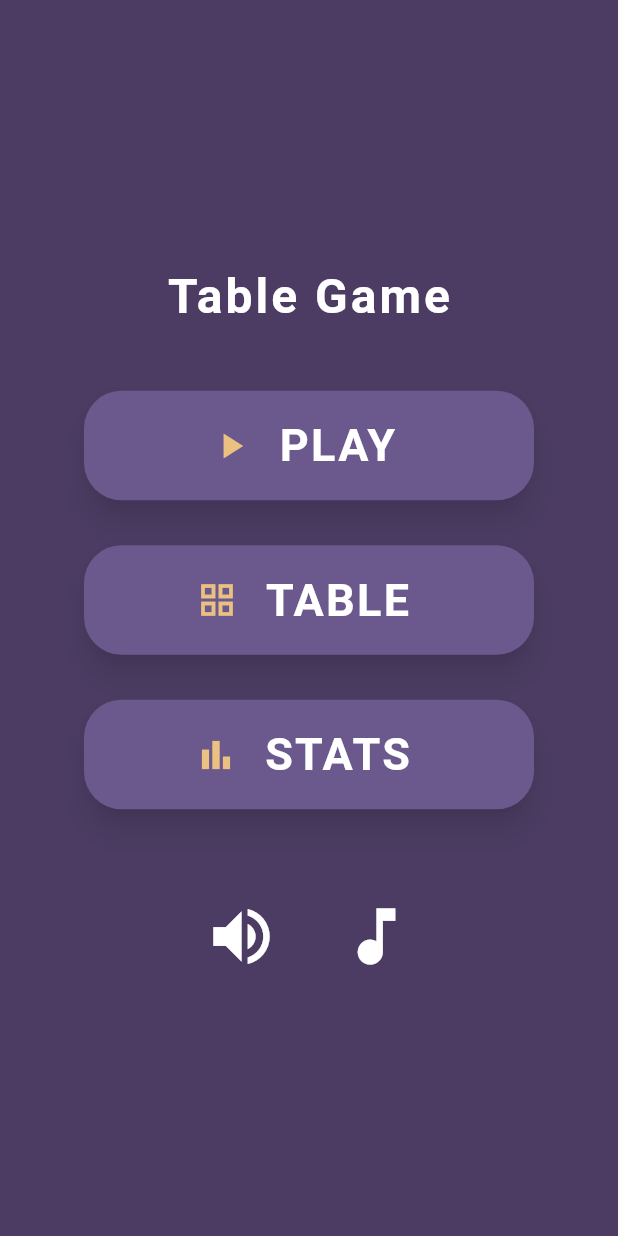
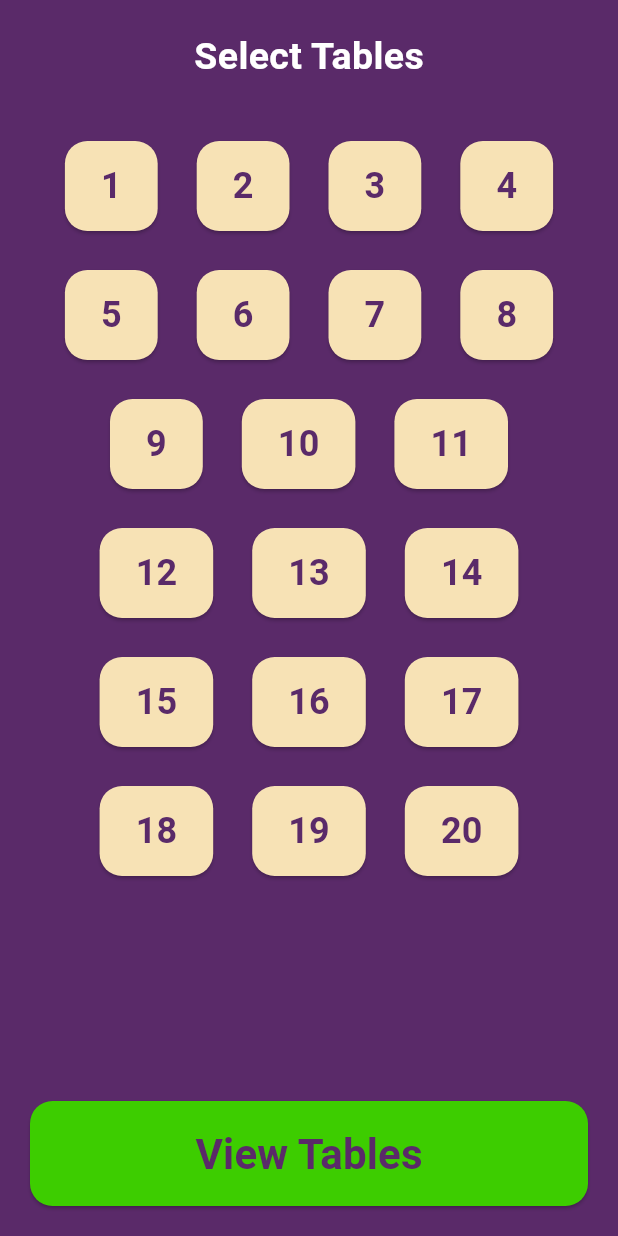
Before and after one commit to himal-13/table-game, a Flutter app: the screen it shows after launch, after a tap on "TABLE", on a phone screen of 412 x 824 dp. Run offline on Flutter 3.47's test engine with Material 3 defaults, Android fonts, the phone set to English and light mode, and no system bars; our stand-ins replace shared_preferences.

Commit message:
Add TablePage for selecting multiplication tables and implement navigation from HomePage

```diff
--- a/table_game/lib/home_page.dart
+++ b/table_game/lib/home_page.dart
@@ -1,6 +1,7 @@
 import 'package:flutter/material.dart';
 import 'package:table_game/pages/play_menu.dart';
 import 'package:table_game/pages/stats_page.dart';
+import 'package:table_game/pages/table_page.dart';
 
 class HomePage extends StatelessWidget {
   const HomePage({super.key});
@@ -47,7 +48,12 @@ class HomePage extends StatelessWidget {
 
             // Table Button
             CustomElevatedButton(
-              onPressed: (){},
+              onPressed: (){
+                Navigator.push(
+                  context,
+                  MaterialPageRoute(builder: (context) => TablePage()),
+                );
+              },
               icon: Icons.grid_view,
               text: 'TABLE',
               buttonColor: buttonColor,
--- /dev/null
+++ b/table_game/lib/pages/table_page.dart
@@ -0,0 +1,211 @@
+import 'package:flutter/material.dart';
+import 'package:table_game/main.dart'; // Assuming the colors are defined here
+
+// This is the new menu page to select tables to view.
+class TablePage extends StatefulWidget {
+  const TablePage({super.key});
+
+  @override
+  State<TablePage> createState() => _TablePageState();
+}
+
+class _TablePageState extends State<TablePage> {
+  // A list to hold the numbers (tables) selected by the user
+  final List<int> _selectedNumbers = [];
+
+  // Toggles the selection of a number
+  void _toggleNumber(int number) {
+    setState(() {
+      if (_selectedNumbers.contains(number)) {
+        _selectedNumbers.remove(number);
+      } else {
+        _selectedNumbers.add(number);
+      }
+    });
+  }
+
+  // Navigates to the page that displays the selected multiplication tables
+  void _viewTables() {
+    if (_selectedNumbers.isNotEmpty) {
+      // Sort the numbers for a consistent appearance
+      _selectedNumbers.sort();
+      Navigator.push(
+        context,
+        MaterialPageRoute(
+          builder: (context) => _TablesViewerPage(selectedNumbers: _selectedNumbers),
+        ),
+      );
+    } else {
+      // Show a snackbar if no numbers are selected
+      ScaffoldMessenger.of(context).showSnackBar(
+        const SnackBar(
+          content: Text('Please select at least one number to view.'),
+          duration: Duration(seconds: 2),
+        ),
+      );
+    }
+  }
+
+  // A helper widget to build the number selection buttons
+  Widget _buildNumberButton(int number) {
+    final isSelected = _selectedNumbers.contains(number);
+    return Padding(
+      padding: const EdgeInsets.all(8.0),
+      child: ElevatedButton(
+        onPressed: () => _toggleNumber(number),
+        style: ElevatedButton.styleFrom(
+          backgroundColor: isSelected ? lightPurple : beige,
+          shape: RoundedRectangleBorder(
+            borderRadius: BorderRadius.circular(15.0),
+          ),
+          minimumSize: const Size(60, 60), // Fixed size for square buttons
+        ),
+        child: Text(
+          number.toString(),
+          style: TextStyle(
+            color: isSelected ? Colors.white : darkPurple,
+            fontSize: 24,
+            fontWeight: FontWeight.bold,
+          ),
+        ),
+      ),
+    );
+  }
+
+  @override
+  Widget build(BuildContext context) {
+    return Scaffold(
+      backgroundColor: darkPurple,
+      body: SafeArea(
+        child: Center(
+          child: Padding(
+            padding: const EdgeInsets.all(20.0),
+            child: Column(
+              mainAxisAlignment: MainAxisAlignment.center,
+              children: [
+                const Text(
+                  'Select Tables',
+                  style: TextStyle(
+                    fontSize: 25,
+                    fontWeight: FontWeight.bold,
+                    color: Colors.white,
+                  ),
+                ),
+                const SizedBox(height: 30),
+                // Grid of number buttons
+                Expanded( // Use Expanded to make the Wrap scrollable
+                  child: SingleChildScrollView( // Add SingleChildScrollView
+                    child: Wrap(
+                      alignment: WrapAlignment.center,
+                      spacing: 10,
+                      runSpacing: 10,
+                      children: List.generate(20, (index) => _buildNumberButton(index + 1)),
+                    ),
+                  ),
+                ),
+                const SizedBox(height: 50),
+                // View Tables button
+                SizedBox(
+                  width: double.infinity,
+                  height: 70,
+                  child: ElevatedButton(
+                    onPressed: _viewTables,
+                    style: ElevatedButton.styleFrom(
+                      backgroundColor: const Color.fromARGB(255, 61, 205, 0),
+                      shape: RoundedRectangleBorder(
+                        borderRadius: BorderRadius.circular(15.0),
+                      ),
+                    ),
+                    child: const Text(
+                      'View Tables',
+                      style: TextStyle(
+                        color: darkPurple,
+                        fontSize: 28,
+                        fontWeight: FontWeight.bold,
+                      ),
+                    ),
+                  ),
+                ),
+              ],
+            ),
+          ),
+        ),
+      ),
+    );
+  }
+}
+
+// This is the page that displays the selected multiplication tables.
+class _TablesViewerPage extends StatelessWidget {
+  final List<int> selectedNumbers;
+
+  const _TablesViewerPage({required this.selectedNumbers});
+
+  @override
+  Widget build(BuildContext context) {
+    return Scaffold(
+      backgroundColor: darkPurple,
+      appBar: AppBar(
+        title: const Text(
+          "Multiplication Tables",
+          style: TextStyle(color: beige, fontWeight: FontWeight.bold),
+        ),
+        backgroundColor: darkPurple,
+        iconTheme: const IconThemeData(color: beige),
+      ),
+      body: SafeArea(
+        child: ListView.builder(
+          padding: const EdgeInsets.all(16.0),
+          itemCount: selectedNumbers.length,
+          itemBuilder: (context, index) {
+            final int tableNumber = selectedNumbers[index];
+            return _buildTableCard(tableNumber);
+          },
+        ),
+      ),
+    );
+  }
+
+  /// Helper widget to build a single card for a multiplication table.
+  Widget _buildTableCard(int tableNumber) {
+    return Card(
+      elevation: 4,
+      shape: RoundedRectangleBorder(
+        borderRadius: BorderRadius.circular(15.0),
+      ),
+      color: beige,
+      margin: const EdgeInsets.only(bottom: 16.0),
+      child: Padding(
+        padding: const EdgeInsets.all(16.0),
+        child: Column(
+          crossAxisAlignment: CrossAxisAlignment.start,
+          children: [
+            // Title for the table (e.g., "Table of 5")
+            Text(
+              "Table of $tableNumber",
+              style: const TextStyle(
+                fontSize: 24,
+                fontWeight: FontWeight.bold,
+                color: darkPurple,
+              ),
+            ),
+            const Divider(color: darkPurple, thickness: 1),
+            const SizedBox(height: 8),
+            // Loop to generate each line of the multiplication table
+            for (int i = 1; i <= 10; i++)
+              Padding(
+                padding: const EdgeInsets.symmetric(vertical: 4.0),
+                child: Text(
+                  "$tableNumber x $i = ${tableNumber * i}",
+                  style: const TextStyle(
+                    fontSize: 18,
+                    color: darkPurple,
+                  ),
+                ),
+              ),
+          ],
+        ),
+      ),
+    );
+  }
+}
```
